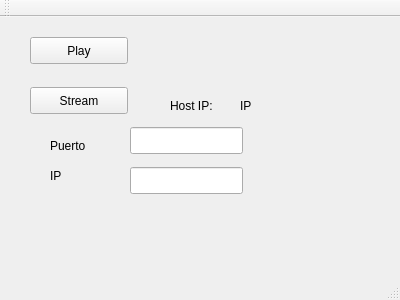
Old version of the form aplicacionQT/HostManager/mainwindow.ui in the repository sergioalberto/proyecto1-SE.
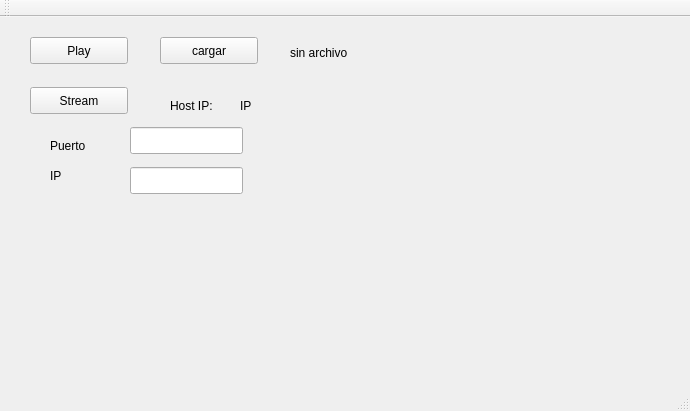
New version of the form.

Commit message: agregando reproduccion y carga de archivo

What changed in the file:
```diff
--- a/aplicacionQT/HostManager/mainwindow.ui
+++ b/aplicacionQT/HostManager/mainwindow.ui
@@ -6,8 +6,8 @@
    <rect>
     <x>0</x>
     <y>0</y>
-    <width>400</width>
-    <height>300</height>
+    <width>690</width>
+    <height>411</height>
    </rect>
   </property>
   <property name="windowTitle">
@@ -112,6 +112,32 @@
      <string>IP</string>
     </property>
    </widget>
+   <widget class="QPushButton" name="pushButton_2">
+    <property name="geometry">
+     <rect>
+      <x>160</x>
+      <y>20</y>
+      <width>98</width>
+      <height>27</height>
+     </rect>
+    </property>
+    <property name="text">
+     <string>cargar</string>
+    </property>
+   </widget>
+   <widget class="QLabel" name="labelArchivo">
+    <property name="geometry">
+     <rect>
+      <x>290</x>
+      <y>20</y>
+      <width>381</width>
+      <height>31</height>
+     </rect>
+    </property>
+    <property name="text">
+     <string>sin archivo</string>
+    </property>
+   </widget>
   </widget>
   <widget class="QMenuBar" name="menuBar">
    <property name="geometry">
```
Left out of the diff: 41 changed lines with no effect on the pictures. The commit also changes 11 other files.
